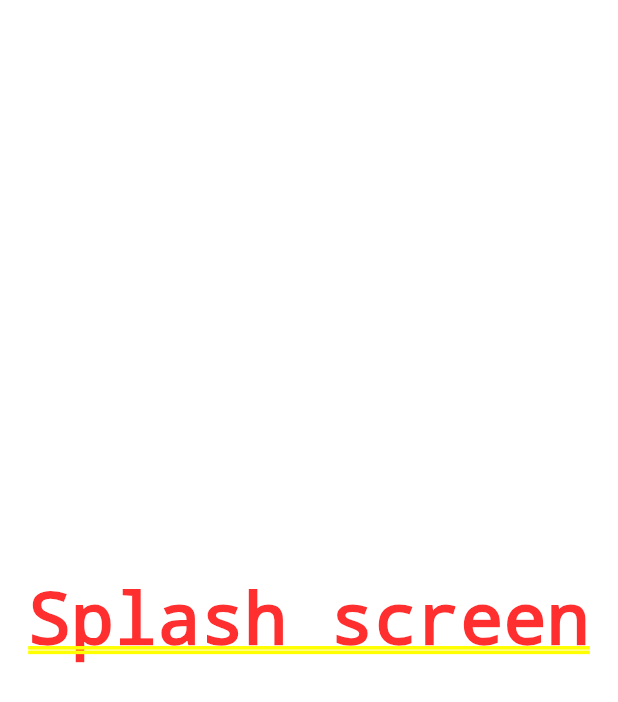
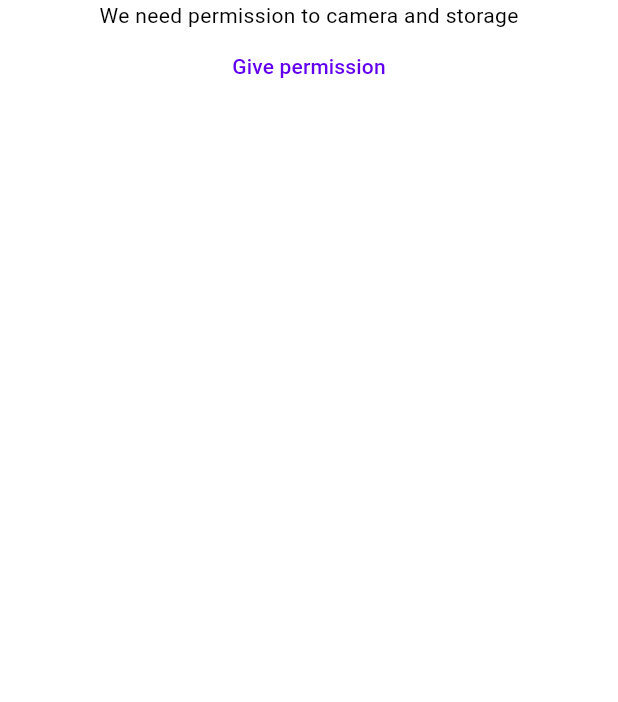
Before and after one commit to ali-sina100/ease_scan, a Flutter app: the screen it shows after launch, on a phone screen of 412 x 824 dp. Shown: the top 702 px of the screen. Run offline on Flutter 3.47's test engine with Material 3 defaults, Android fonts, the phone set to English and light mode, and no system bars.

```diff
--- a/lib/app.dart
+++ b/lib/app.dart
@@ -1,15 +1,16 @@
 import 'package:flutter/material.dart';
-import 'screens/screens.dart';
+import './screens/screens.dart';
+import './themes/themes.dart';
 
 class App extends StatelessWidget {
   const App({super.key});
 
   @override
   Widget build(BuildContext context) {
-
-    return const MaterialApp(
+    return MaterialApp(
       debugShowCheckedModeBanner: false,
-
+      theme: MyThemes.light_theme,
+      darkTheme: MyThemes.dark_theme,
       home: SplashScreen(),
     );
   }
--- a/lib/screens/splash_screen.dart
+++ b/lib/screens/splash_screen.dart
@@ -5,8 +5,16 @@ class SplashScreen extends StatelessWidget {
 
   @override
   Widget build(BuildContext context) {
-    return const Center(
-      child: Text("Splash screen"),
+    return Scaffold(
+      body: Center(
+        child: Column(
+          children: [
+            const Text("We need permission to camera and storage"),
+            TextButton(
+                onPressed: () => {}, child: const Text("Give permission")),
+          ],
+        ),
+      ),
     );
   }
 }
--- /dev/null
+++ b/lib/themes/my_themes.dart
@@ -0,0 +1,12 @@
+// this class contains themes for the app
+import 'package:flutter/material.dart';
+
+class MyThemes {
+
+
+  static ThemeData dark_theme = ThemeData(
+      colorScheme: const ColorScheme.dark(
+          background: Colors.black, primary: Colors.blue));
+
+  static ThemeData light_theme = ThemeData(colorScheme: ColorScheme.light());
+}
--- /dev/null
+++ b/lib/themes/themes.dart
@@ -0,0 +1,3 @@
+// berriers for theme folder
+
+export 'my_themes.dart';
--- /dev/null
+++ b/lib/utilities/utilities.dart
@@ -0,0 +1,3 @@
+// Barrier file for utilities folder
+
+export 'my_permission_handler.dart';
```
Also changed, not shown: lib/screens/home_screen.dart (added, +40 -0 lines), pubspec.yaml (+4 -4 lines), lib/utilities/my_permission_handler.dart (added), pubspec.lock, 2 other files.
